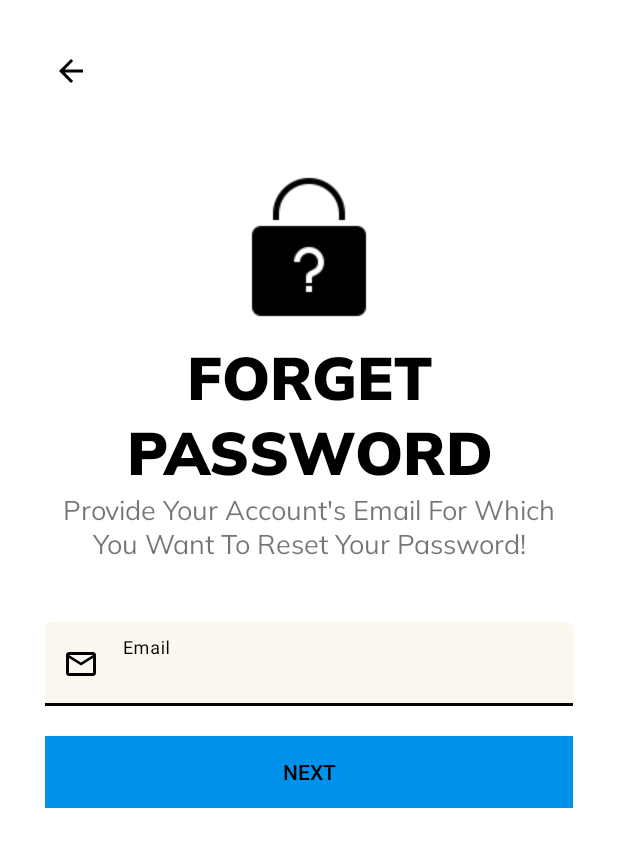
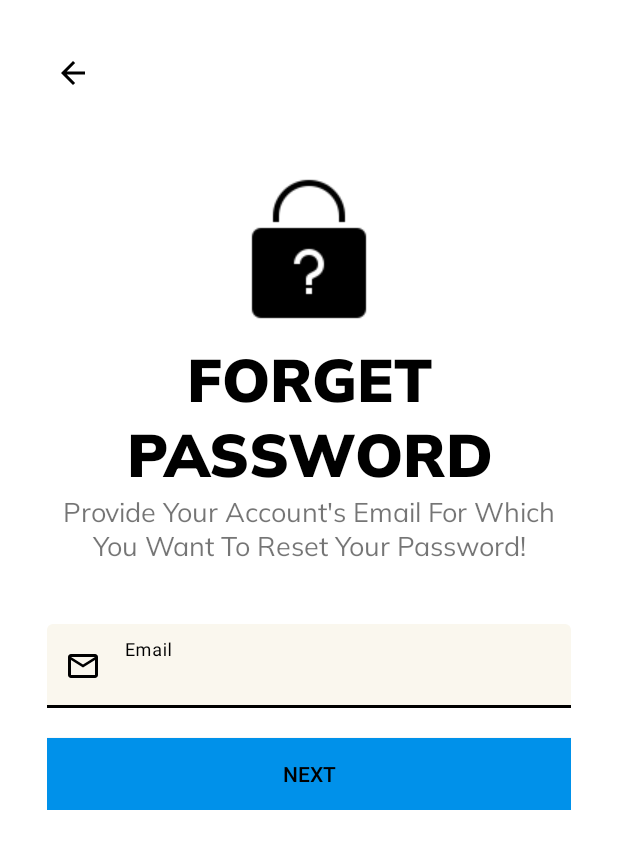
Before and after one commit to D-Mick/City-App, an Android app: the ForgetPassword screen opened directly, with no data from a screen before it, on a phone screen of 412 x 824 dp. Shown: the top 849 px of the screen. Run offline under Robolectric (Android 15) with nearby library versions, the phone set to English and light mode, and no system bars.

```diff
--- a/app/src/main/res/layout/activity_retailer_forget_password.xml
+++ b/app/src/main/res/layout/activity_retailer_forget_password.xml
@@ -5,7 +5,7 @@
     android:layout_width="match_parent"
     android:layout_height="match_parent"
     android:background="@android:color/white"
-    android:padding="30dp"
+    android:padding="31dp"
     android:transitionName="transition_forget_password"
     tools:context=".userBoard.LoginSignup.ForgetPassword">
 
```
